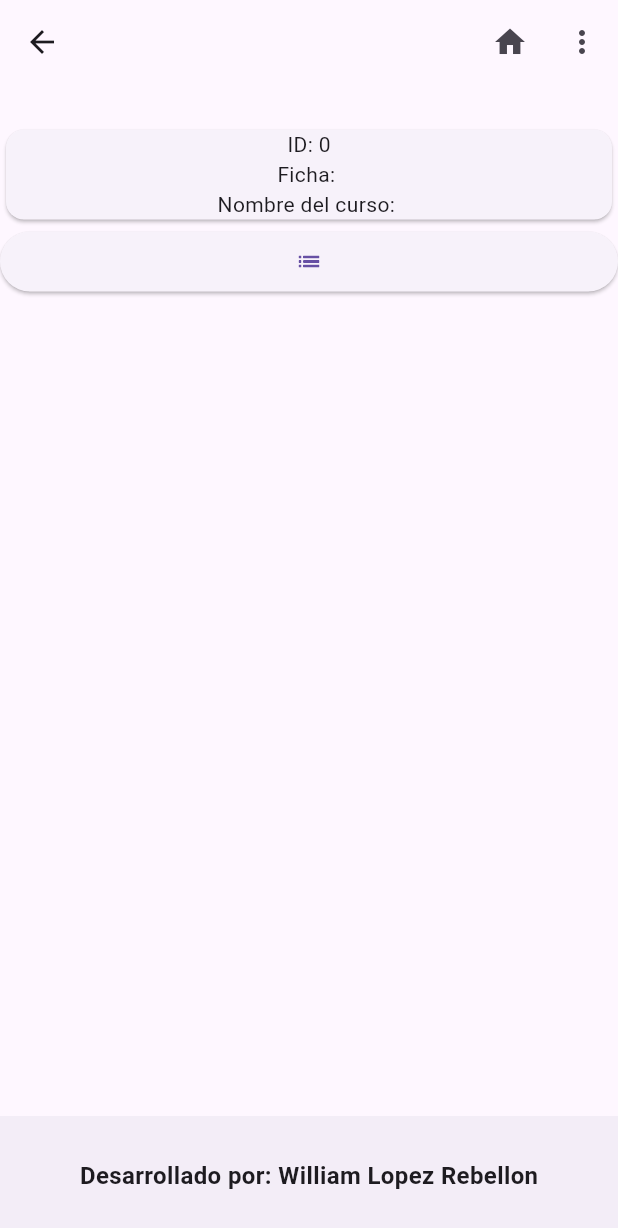
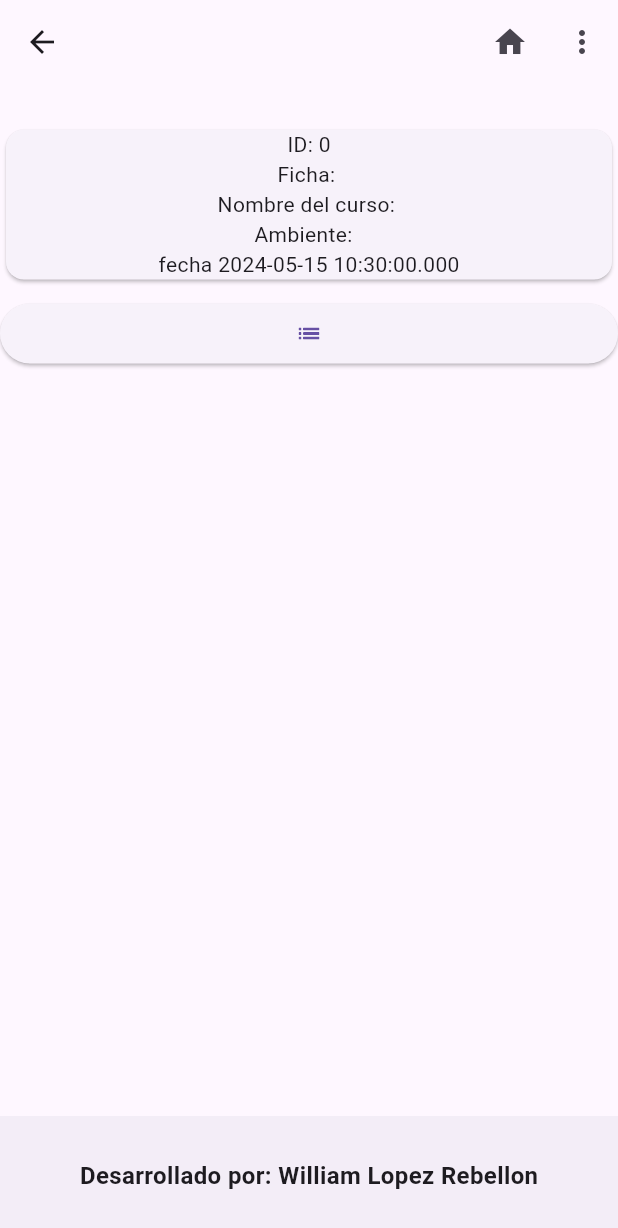
Before and after one commit to academicacoordinacion/registroAsistenciaSenaMovil, a Flutter app: the IndexEntradaSalida screen opened directly with empty values, on a phone screen of 412 x 824 dp. Shown: the top 1228 px of the screen. Run offline on Flutter 3.47's test engine with Material 3 defaults, Android fonts, the phone set to English and light mode, and no system bars; our stand-ins replace dio, fluttertoast, webview_flutter.

Commit message:
index entrada salida

```diff
--- /dev/null
+++ b/lib/models/entrada_salida_response.dart
@@ -0,0 +1,72 @@
+// To parse this JSON data, do
+//
+//     final entradaSalida = entradaSalidaFromJson(jsonString);
+
+// import 'package:meta/meta.dart';
+import 'dart:convert';
+
+// import 'package:flutter/src/material/dropdown.dart';
+
+// import 'package:registro_asistencia_sena_movil/models/ficha_caracterizacion_response.dart';
+
+List<EntradaSalida> entradaSalidaFromJson(String str) =>
+    List<EntradaSalida>.from(
+        json.decode(str).map((x) => EntradaSalida.fromJson(x)));
+
+String entradaSalidaToJson(List<EntradaSalida> data) =>
+    json.encode(List<dynamic>.from(data.map((x) => x.toJson())));
+
+class EntradaSalida {
+  final int id;
+  final DateTime fecha;
+  final int instructorUserId;
+  final String aprendiz;
+  final String entrada;
+  final String? salida;
+  final DateTime createdAt;
+  final DateTime updatedAt;
+  final int fichaCaracterizacionId;
+  final dynamic listado;
+
+  EntradaSalida({
+    required this.id,
+    required this.fecha,
+    required this.instructorUserId,
+    required this.aprendiz,
+    required this.entrada,
+    this.salida,
+    required this.createdAt,
+    required this.updatedAt,
+    required this.fichaCaracterizacionId,
+    required this.listado,
+  });
+
+  factory EntradaSalida.fromJson(Map<String, dynamic> json) => EntradaSalida(
+        id: json["id"],
+        fecha: DateTime.parse(json["fecha"]),
+        instructorUserId: json["instructor_user_id"],
+        aprendiz: json["aprendiz"],
+        entrada: json["entrada"],
+        salida: json['salida'] != null ? json['salida'] as String : null,
+        createdAt: DateTime.parse(json["created_at"]),
+        updatedAt: DateTime.parse(json["updated_at"]),
+        fichaCaracterizacionId: json["ficha_caracterizacion_id"],
+        listado: json["listado"],
+      );
+
+  Map<String, dynamic> toJson() => {
+        "id": id,
+        "fecha":
+            "${fecha.year.toString().padLeft(4, '0')}-${fecha.month.toString().padLeft(2, '0')}-${fecha.day.toString().padLeft(2, '0')}",
+        "instructor_user_id": instructorUserId,
+        "aprendiz": aprendiz,
+        "entrada": entrada,
+        "salida": salida,
+        "created_at": createdAt.toIso8601String(),
+        "updated_at": updatedAt.toIso8601String(),
+        "ficha_caracterizacion_id": fichaCaracterizacionId,
+        "listado": listado,
+      };
+
+  // map(DropdownMenuItem<Ficha> Function(Ficha ficha) param0) {}
+}
--- a/lib/screens/entradaSalida/index_screens.dart
+++ b/lib/screens/entradaSalida/index_screens.dart
@@ -1,29 +1,41 @@
 // import 'package:flutter/cupertino.dart';
 // import 'package:dio/dio.dart';
 import 'package:flutter/material.dart';
+import 'package:intl/date_symbol_data_local.dart';
+import 'package:registro_asistencia_sena_movil/models/ambiente_response.dart';
+import 'package:registro_asistencia_sena_movil/models/entrada_salida_response.dart';
 // import 'package:flutter/widgets.dart';
 import 'package:registro_asistencia_sena_movil/models/ficha_caracterizacion_response.dart';
 import 'package:registro_asistencia_sena_movil/models/login_response.dart';
 // import 'package:registro_asistencia_sena_movil/utils/constantes.dart';
 import 'package:registro_asistencia_sena_movil/widgets/footer.dart';
 import 'package:registro_asistencia_sena_movil/widgets/header.dart';
+// import 'package:intl/intl.dart';
 
 class IndexEntradaSalida extends StatefulWidget {
   const IndexEntradaSalida(
       {super.key,
       required this.loginResponse,
-      required this.ficha});
+      required this.ficha,
+      required this.registros,
+      required this.ambiente});
   final LoginResponse loginResponse;
   final Ficha ficha;
+  final Ambiente ambiente;
+  final List<EntradaSalida?> registros;
 
   @override
-  State<IndexEntradaSalida> createState() =>
-      _IndexEntradaSalidaState();
+  State<IndexEntradaSalida> createState() => _IndexEntradaSalidaState();
 }
+
 class _IndexEntradaSalidaState extends State<IndexEntradaSalida> {
+  // final ambiente = widget.ambiente;
+  late List<EntradaSalida?> registros;
   @override
   Widget build(BuildContext context) {
     Ficha ficha = widget.ficha; // Obtener la ficha del widget
+    DateTime fecha = DateTime.now();
+    registros = widget.registros;
 
     return Scaffold(
       appBar: PreferredSize(
@@ -39,10 +51,13 @@ class _IndexEntradaSalidaState extends State<IndexEntradaSalida> {
                 Text('ID: ${ficha.id}'),
                 Text('Ficha: ${ficha.ficha}'),
                 Text('Nombre del curso: ${ficha.nombreCurso}'),
+                Text('Ambiente:  ${widget.ambiente.title}'),
+                Text('fecha $fecha'),
                 // Agrega más widgets Text para mostrar otras propiedades de la ficha según sea necesario
               ],
             ),
           ),
+          getListadoRegistros(),
           ElevatedButton(
               onPressed: () {}, child: const Icon(Icons.list_outlined))
         ],
@@ -50,35 +65,28 @@ class _IndexEntradaSalidaState extends State<IndexEntradaSalida> {
       bottomNavigationBar: const footer(),
     );
   }
+
+  Widget getListadoRegistros() {
+    return Card(
+          child: ListView.builder(
+            shrinkWrap: true,
+            physics: const NeverScrollableScrollPhysics(),
+            itemCount: registros.length,
+            itemBuilder: (BuildContext context, int index) {
+              final registro = registros[index];
+              if (registro == null) return Container();
+              return ListTile(
+                title: Text('Aprendiz: ${registro.aprendiz}'),
+                subtitle: Column(
+                  crossAxisAlignment: CrossAxisAlignment.start,
+                  children: [
+                    Text('Entrada: ${registro.entrada}'),
+                    Text('Salida: ${registro.salida ?? 'N/A'}'),
+                  ],
+                ),
+              );
+            },
+          ),
+        );
+  }
 }
-//   Widget getList(List<Ficha> fichas) {
-//   return ListView.builder(
-//     itemCount: fichas.length,
-//     itemBuilder: (context, index) {
-//       return
-//       _getItem(fichas[index])
-//       // DropdownMenuItem(child: _getItem(fichas[index]))
-//       ;
-//     },
-//   );
-// }
-
-// Widget _getItem(Ficha ficha) {
-//   return Card(
-//     child: ListTile(
-//       // title: Text(ficha.nombreCurso),
-//       // subtitle: Text(ficha.ficha),
-//       trailing: DropdownButton<Ficha>(
-//               value: null,
-//               onChanged: (Ficha? newValue) {
-//                 // Implementa la lógica para manejar el cambio de selección
-//               },
-//               items: fichas.map<DropdownMenuItem<Ficha>>((Ficha ficha) {
-//                 return DropdownMenuItem<Ficha>(
-//                   value: ficha,
-//                   child: Text('${ficha.nombreCurso} - ${ficha.ficha}'),
-//                 );
-//               }).toList(),
-//     ),
-//   );
-// }
--- a/lib/screens/fichas_caracterizacion/index1_screens.dart
+++ b/lib/screens/fichas_caracterizacion/index1_screens.dart
@@ -93,6 +93,8 @@ class _IndexFichaCaracterizacionState extends State<IndexFichaCaracterizacion> {
       onChanged: (Departamento? newValue) {
         setState(() {
           selectedDepartamento = newValue;
+          selectedMunicipio = null;
+          selectedSede = null;
         });
         apiCargarMunicipios(selectedDepartamento!);
       },
@@ -122,6 +124,7 @@ class _IndexFichaCaracterizacionState extends State<IndexFichaCaracterizacion> {
       onChanged: (Municipio? newValue) {
         setState(() {
           selectedMunicipio = newValue;
+          selectedSede = null;
         });
         apiCargarSedes(selectedMunicipio!);
       },
--- a/pubspec.yaml
+++ b/pubspec.yaml
@@ -38,6 +38,7 @@ dependencies:
   # Use with the CupertinoIcons class for iOS style icons.
   cupertino_icons: ^1.0.6
   webview_flutter: ^4.7.0
+  intl: ^0.19.0
 
 dev_dependencies:
   flutter_test:
```
Also changed, not shown: lib/screens/fichas_caracterizacion/index2_screens.dart (+50 -53 lines), lib/services/app_services.dart (+23 -0 lines), pubspec.lock.
